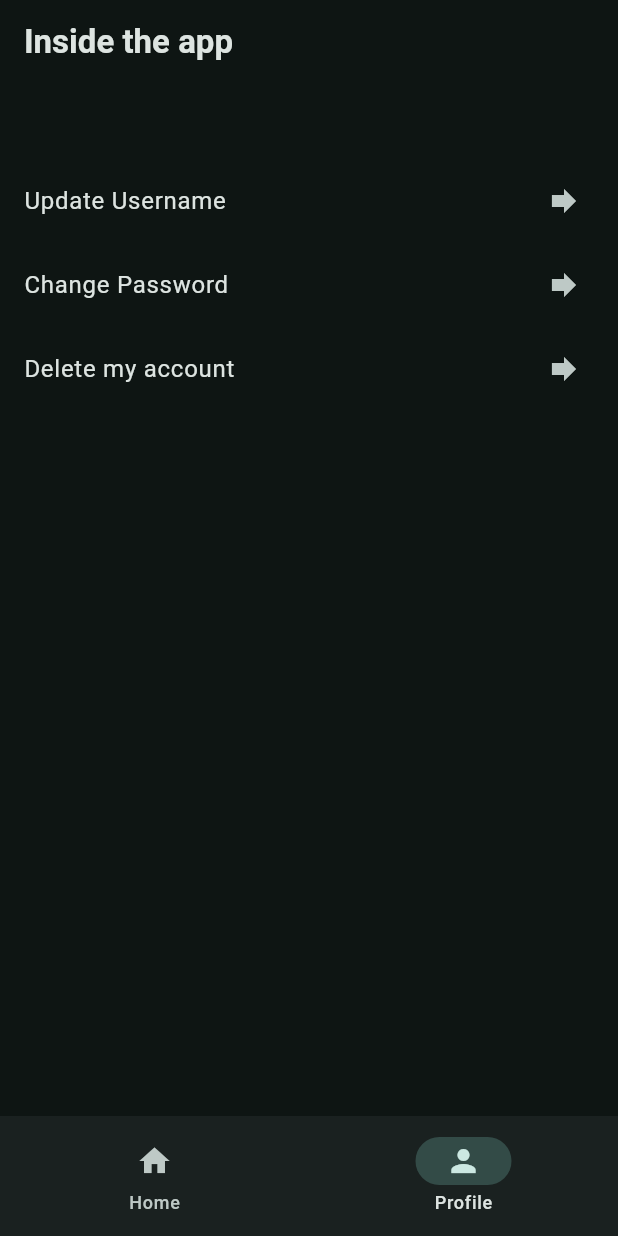
After one commit to iktiarnazib/Authentication-App, a Flutter app: the HomePage screen opened directly, item 2 of the bottom bar chosen, on a phone screen of 412 x 824 dp. The commit adds this screen. Run offline on Flutter 3.47's test engine with Material 3 defaults, Android fonts, the phone set to English and light mode, and no system bars; our stand-ins replace firebase_auth, firebase_core, lottie; accounts and stored records are empty.

```diff
--- /dev/null
+++ b/lib/data/notifiers.dart
@@ -0,0 +1,3 @@
+import 'package:flutter/material.dart';
+
+ValueNotifier<int> selectedPageNotifier = ValueNotifier(0);
--- a/lib/views/pages/home_page.dart
+++ b/lib/views/pages/home_page.dart
@@ -1,9 +1,18 @@
+import 'package:authapp/data/notifiers.dart';
+import 'package:authapp/views/pages/profile_page.dart';
 import 'package:authapp/views/widget_tree.dart';
 import 'package:flutter/material.dart';
 import 'package:lottie/lottie.dart';
 
-class HomePage extends StatelessWidget {
-  const HomePage({super.key});
+class HomePage extends StatefulWidget {
+  HomePage({super.key});
+
+  @override
+  State<HomePage> createState() => _HomePageState();
+}
+
+class _HomePageState extends State<HomePage> {
+  int selectedPage = 0;
 
   @override
   Widget build(BuildContext context) {
@@ -13,8 +22,13 @@ class HomePage extends StatelessWidget {
           "Inside the app",
           style: TextStyle(fontWeight: FontWeight.bold),
         ),
+        automaticallyImplyLeading: false,
       ),
-      body: Padding(
+      body: ValueListenableBuilder(
+        valueListenable: selectedPageNotifier,
+        builder: (BuildContext context, dynamic selectedPage, Widget? child) {
+          return selectedPage == 0
+              ? Padding(
                   padding: const EdgeInsets.all(20.0),
                   child: SizedBox(
                     width: double.infinity,
@@ -51,6 +65,26 @@ class HomePage extends StatelessWidget {
                       ],
                     ),
                   ),
+                )
+              : ProfilePage();
+        },
+      ),
+      bottomNavigationBar: ValueListenableBuilder(
+        valueListenable: selectedPageNotifier,
+        builder: (BuildContext context, dynamic selectedPage, Widget? child) {
+          return NavigationBar(
+            destinations: [
+              NavigationDestination(icon: Icon(Icons.home), label: 'Home'),
+              NavigationDestination(icon: Icon(Icons.person), label: 'Profile'),
+            ],
+            onDestinationSelected: (int value) {
+              setState(() {
+                selectedPageNotifier.value = value;
+              });
+            },
+            selectedIndex: selectedPage,
+          );
+        },
       ),
     );
   }
--- /dev/null
+++ b/lib/views/pages/profile_page.dart
@@ -0,0 +1,34 @@
+import 'package:flutter/material.dart';
+
+class ProfilePage extends StatefulWidget {
+  const ProfilePage({super.key});
+
+  @override
+  State<ProfilePage> createState() => _ProfilePageState();
+}
+
+class _ProfilePageState extends State<ProfilePage> {
+  @override
+  Widget build(BuildContext context) {
+    return Column(
+      children: [
+        Container(height: 50.0),
+        ListTile(
+          onTap: () {},
+          title: Text('Update Username'),
+          trailing: Icon(Icons.forward),
+        ),
+        ListTile(
+          onTap: () {},
+          title: Text('Change Password'),
+          trailing: Icon(Icons.forward),
+        ),
+        ListTile(
+          onTap: () {},
+          title: Text('Delete my account'),
+          trailing: Icon(Icons.forward),
+        ),
+      ],
+    );
+  }
+}
```
Also changed, not shown: lib/app/mobile/auth_layout.dart (added, +35 -0 lines), lib/views/pages/change_pass.dart (added, +46 -0 lines), lib/views/pages/loading_page.dart (added, +10 -0 lines), lib/views/pages/reset_password.dart (+42 -52 lines), lib/views/widget_tree.dart (+42 -14 lines). Lines whose indentation alone changed are shown as unchanged.
